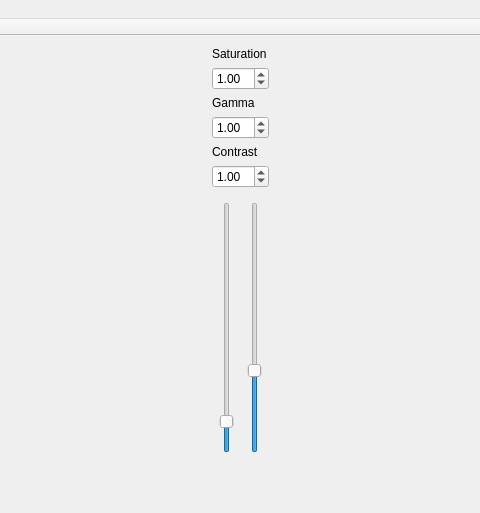
Before: the Qt Designer form mainwindow.ui in 607011/whiteboard-minus-one, drawn with Qt 5; both pictures show x 233 to 713 and y 0 to 513 of the 948 by 745 pixel window.
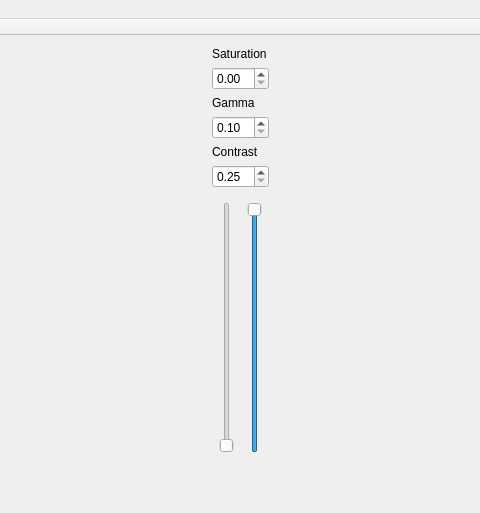
After: the same form once the commit is applied.

The edit to the form file:
```diff
--- a/mainwindow.ui
+++ b/mainwindow.ui
@@ -30,7 +30,7 @@
          <double>0.100000000000000</double>
         </property>
         <property name="value">
-         <double>1.000000000000000</double>
+         <double>0.000000000000000</double>
         </property>
        </widget>
       </item>
@@ -53,7 +53,7 @@
          <double>0.100000000000000</double>
         </property>
         <property name="value">
-         <double>1.000000000000000</double>
+         <double>0.100000000000000</double>
         </property>
        </widget>
       </item>
@@ -76,7 +76,7 @@
          <double>0.050000000000000</double>
         </property>
         <property name="value">
-         <double>1.000000000000000</double>
+         <double>0.250000000000000</double>
         </property>
        </widget>
       </item>
@@ -100,7 +100,7 @@
            <number>100</number>
           </property>
           <property name="value">
-           <number>1100</number>
+           <number>500</number>
           </property>
           <property name="orientation">
            <enum>Qt::Vertical</enum>
@@ -122,7 +122,7 @@
            <number>100</number>
           </property>
           <property name="value">
-           <number>2400</number>
+           <number>6500</number>
           </property>
           <property name="orientation">
            <enum>Qt::Vertical</enum>
```
